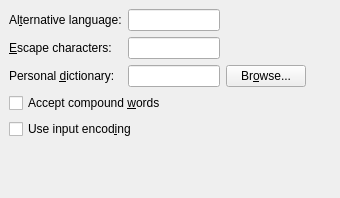
This is src/frontends/qt4/ui/PrefSpellcheckerUi.ui in cburschka/lyx as Qt 5 draws it before an edit. The edited form follows.
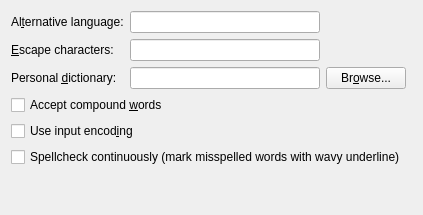
This is the edited form.

Commit message: Put the foundations to support continuous spell checking. * Font: new misspelled_ member. * GuiPrefs/PrefSpellchecker: new check box to enable/disable continuous spellcheck. * LyXRC: new spellcheck_continuously parameter. * RowPainter: new paintMisspelledMark() method.

```diff
--- a/src/frontends/qt4/ui/PrefSpellcheckerUi.ui
+++ b/src/frontends/qt4/ui/PrefSpellcheckerUi.ui
@@ -1,128 +1,139 @@
 <ui version="4.0">
  <class>PrefSpellcheckerUi</class>
- <widget class="QWidget" name="PrefSpellcheckerUi">
-  <property name="geometry">
+ <widget class="QWidget" name="PrefSpellcheckerUi" >
+  <property name="geometry" >
    <rect>
     <x>0</x>
     <y>0</y>
-    <width>340</width>
-    <height>198</height>
+    <width>405</width>
+    <height>215</height>
    </rect>
   </property>
-  <property name="windowTitle">
+  <property name="windowTitle" >
    <string/>
   </property>
-  <layout class="QGridLayout">
-   <property name="margin">
-    <number>9</number>
-   </property>
-   <property name="spacing">
-    <number>6</number>
-   </property>
-   <item row="5" column="0" colspan="3">
-    <spacer>
-     <property name="orientation">
-      <enum>Qt::Vertical</enum>
-     </property>
-     <property name="sizeType">
-      <enum>QSizePolicy::Expanding</enum>
-     </property>
-     <property name="sizeHint" stdset="0">
-      <size>
-       <width>20</width>
-       <height>20</height>
-      </size>
-     </property>
-    </spacer>
-   </item>
-   <item row="2" column="3">
-    <spacer>
-     <property name="orientation">
-      <enum>Qt::Horizontal</enum>
-     </property>
-     <property name="sizeType">
-      <enum>QSizePolicy::Expanding</enum>
-     </property>
-     <property name="sizeHint" stdset="0">
-      <size>
-       <width>41</width>
-       <height>22</height>
-      </size>
-     </property>
-    </spacer>
-   </item>
-   <item row="2" column="2">
-    <widget class="QPushButton" name="persDictionaryPB">
-     <property name="text">
-      <string>Br&amp;owse...</string>
-     </property>
-    </widget>
-   </item>
-   <item row="0" column="0">
-    <widget class="QLabel" name="altLanguageLA">
-     <property name="text">
+  <layout class="QGridLayout" name="gridLayout" >
+   <item row="0" column="0" >
+    <widget class="QLabel" name="altLanguageLA" >
+     <property name="text" >
       <string>Al&amp;ternative language:</string>
      </property>
-     <property name="buddy">
+     <property name="buddy" >
       <cstring>altLanguageED</cstring>
      </property>
     </widget>
    </item>
-   <item row="1" column="1">
-    <widget class="QLineEdit" name="escapeCharactersED"/>
-   </item>
-   <item row="2" column="1">
-    <widget class="QLineEdit" name="persDictionaryED">
-     <property name="toolTip">
-      <string>Specify a personal dictionary file other than the default</string>
+   <item row="0" column="1" >
+    <widget class="QLineEdit" name="altLanguageED" >
+     <property name="toolTip" >
+      <string>Override the language used for the spellchecker</string>
      </property>
     </widget>
    </item>
-   <item row="2" column="0">
-    <widget class="QLabel" name="persDictionaryLA">
-     <property name="text">
-      <string>Personal &amp;dictionary:</string>
-     </property>
-     <property name="buddy">
-      <cstring>persDictionaryED</cstring>
-     </property>
-    </widget>
-   </item>
-   <item row="1" column="0">
-    <widget class="QLabel" name="escapeCharactersLA">
-     <property name="text">
+   <item row="1" column="0" >
+    <widget class="QLabel" name="escapeCharactersLA" >
+     <property name="text" >
       <string>&amp;Escape characters:</string>
      </property>
-     <property name="buddy">
+     <property name="buddy" >
       <cstring>escapeCharactersED</cstring>
      </property>
     </widget>
    </item>
-   <item row="0" column="1">
-    <widget class="QLineEdit" name="altLanguageED">
-     <property name="toolTip">
-      <string>Override the language used for the spellchecker</string>
+   <item row="1" column="1" >
+    <widget class="QLineEdit" name="escapeCharactersED" />
+   </item>
+   <item row="2" column="0" >
+    <widget class="QLabel" name="persDictionaryLA" >
+     <property name="text" >
+      <string>Personal &amp;dictionary:</string>
      </property>
+     <property name="buddy" >
+      <cstring>persDictionaryED</cstring>
+     </property>
     </widget>
    </item>
-   <item row="4" column="0" colspan="3">
-    <widget class="QCheckBox" name="inputEncodingCB">
-     <property name="text">
-      <string>Use input encod&amp;ing</string>
+   <item row="2" column="1" >
+    <widget class="QLineEdit" name="persDictionaryED" >
+     <property name="toolTip" >
+      <string>Specify a personal dictionary file other than the default</string>
      </property>
     </widget>
    </item>
-   <item row="3" column="0" colspan="3">
-    <widget class="QCheckBox" name="compoundWordCB">
-     <property name="toolTip">
-      <string>Accept words such as &quot;diskdrive&quot;</string>
+   <item row="2" column="2" >
+    <widget class="QPushButton" name="persDictionaryPB" >
+     <property name="text" >
+      <string>Br&amp;owse...</string>
      </property>
-     <property name="text">
+    </widget>
+   </item>
+   <item row="2" column="3" >
+    <spacer>
+     <property name="orientation" >
+      <enum>Qt::Horizontal</enum>
+     </property>
+     <property name="sizeType" >
+      <enum>QSizePolicy::Expanding</enum>
+     </property>
+     <property name="sizeHint" stdset="0" >
+      <size>
+       <width>41</width>
+       <height>22</height>
+      </size>
+     </property>
+    </spacer>
+   </item>
+   <item row="3" column="0" colspan="4" >
+    <widget class="QCheckBox" name="compoundWordCB" >
+     <property name="toolTip" >
+      <string>Accept words such as "diskdrive"</string>
+     </property>
+     <property name="text" >
       <string>Accept compound &amp;words</string>
      </property>
     </widget>
    </item>
+   <item row="4" column="0" colspan="4" >
+    <widget class="QCheckBox" name="inputEncodingCB" >
+     <property name="text" >
+      <string>Use input encod&amp;ing</string>
+     </property>
+    </widget>
+   </item>
+   <item row="5" column="0" colspan="3" >
+    <widget class="QCheckBox" name="spellcheckContinuouslyCB" >
+     <property name="text" >
+      <string>Spellcheck continuously (mark misspelled words with wavy underline)</string>
+     </property>
+    </widget>
+   </item>
+   <item row="6" column="0" colspan="4" >
+    <spacer>
+     <property name="orientation" >
+      <enum>Qt::Vertical</enum>
+     </property>
+     <property name="sizeType" >
+      <enum>QSizePolicy::Expanding</enum>
+     </property>
+     <property name="sizeHint" stdset="0" >
+      <size>
+       <width>20</width>
+       <height>20</height>
+      </size>
+     </property>
+    </spacer>
+   </item>
   </layout>
+  <zorder>altLanguageLA</zorder>
+  <zorder>persDictionaryLA</zorder>
+  <zorder>escapeCharactersLA</zorder>
+  <zorder>inputEncodingCB</zorder>
+  <zorder>compoundWordCB</zorder>
+  <zorder>spellcheckContinuouslyCB</zorder>
+  <zorder>persDictionaryPB</zorder>
+  <zorder>escapeCharactersED</zorder>
+  <zorder>persDictionaryED</zorder>
+  <zorder>altLanguageED</zorder>
  </widget>
  <tabstops>
   <tabstop>altLanguageED</tabstop>
```
Left out of the diff: 4 changed lines with no effect on the pictures. The commit also changes 8 other files.
